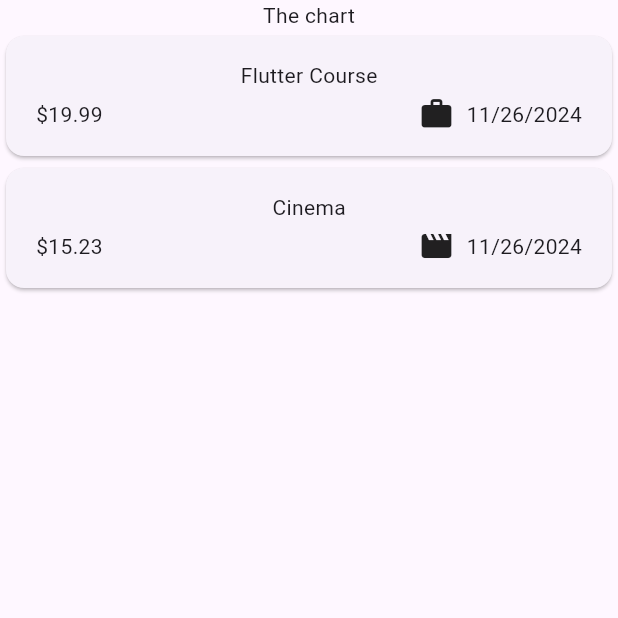
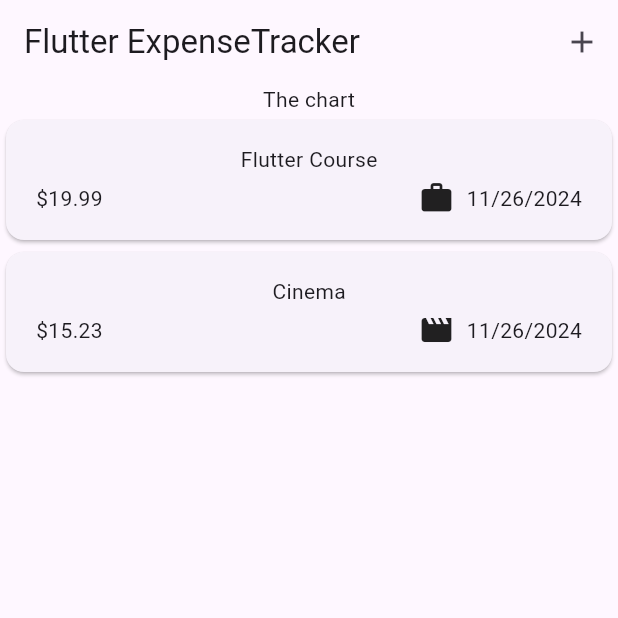
Before and after one commit to CodeLaboratory-Patrick/Flutter_ExpenseTracker, a Flutter app: the screen it shows after launch, on a phone screen of 412 x 824 dp, the top half of it. Run offline on Flutter 3.47's test engine with Material 3 defaults, Android fonts, the phone set to English and light mode, and no system bars.

Commit message:
Setting an Appbar with a Title & Actions

```diff
--- a/lib/widgets/expenses.dart
+++ b/lib/widgets/expenses.dart
@@ -29,8 +29,18 @@ class _ExpensesState extends State<Expenses> {
   @override
   Widget build(BuildContext context) {
     return Scaffold(
+      appBar: AppBar(
+        title: const Text('Flutter ExpenseTracker'),
+        actions: [
+          IconButton(
+            onPressed: () {},
+            icon: const Icon(Icons.add),
+            )
+        ],
+      ),
       body: Column(
         children: [
+          //Toolbar with the Add button => Row()
           const Text('The chart'),
           Expanded(child: ExpensesList(expenses: _registeredExpenses))
         ],
```
